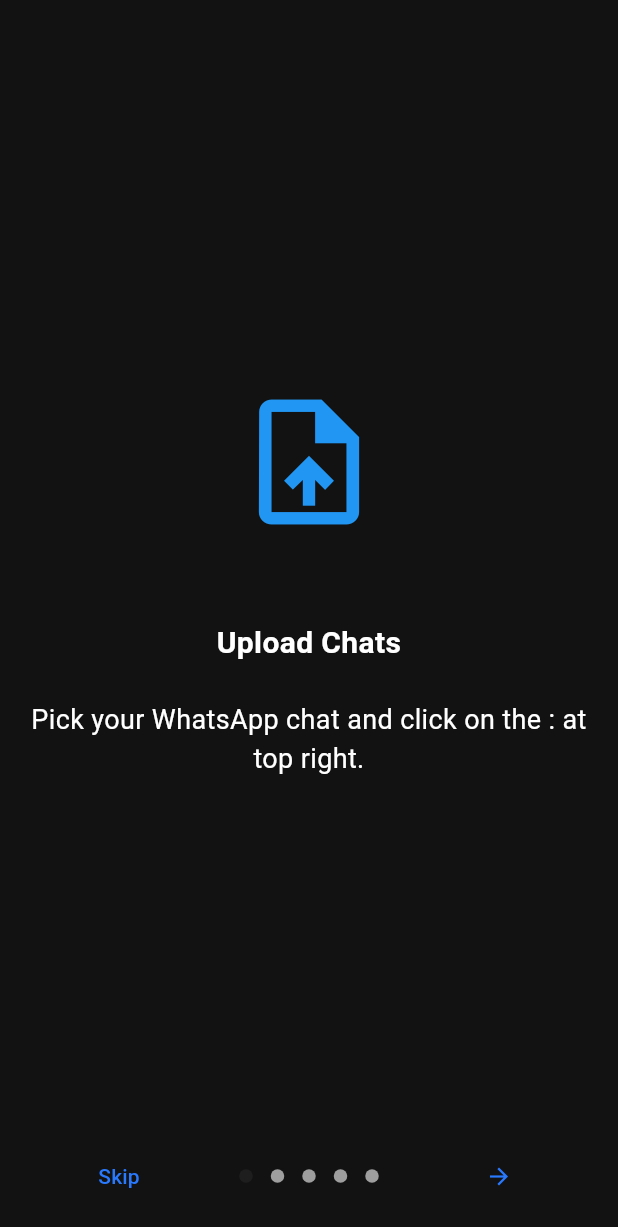
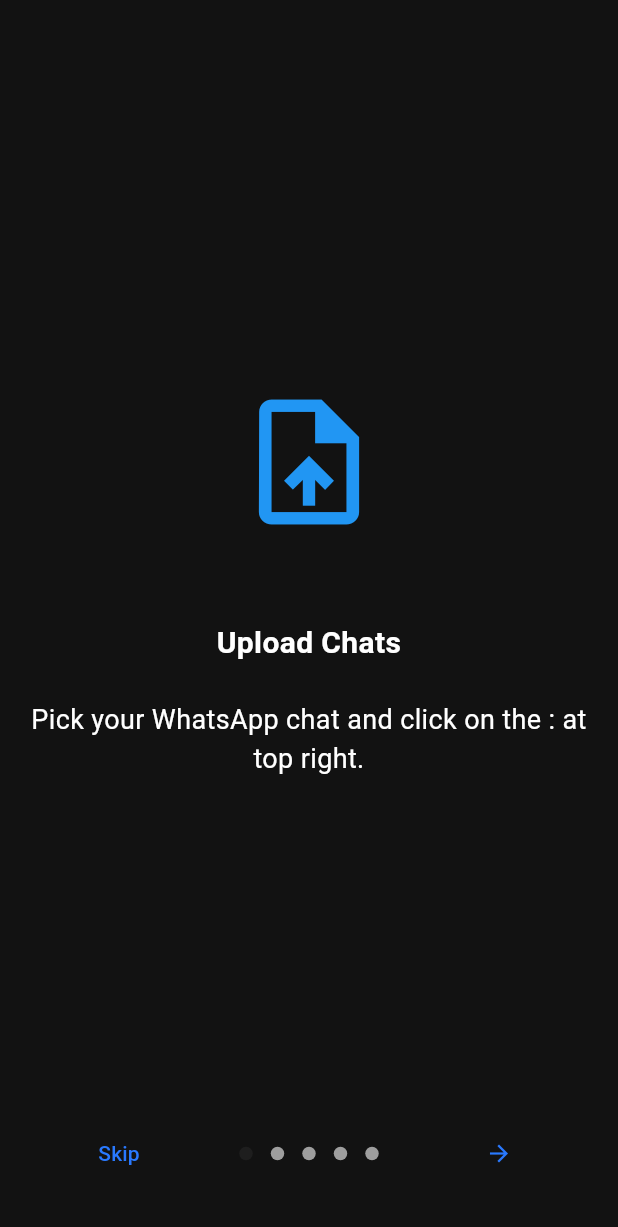
Before and after one commit to My-Mation/rizz-rater, a Flutter app: the screen it shows after launch, on a phone screen of 412 x 824 dp. Shown: the top 1227 px of the screen. Run offline on Flutter 3.47's test engine with Material 3 defaults, Android fonts, the light colour scheme and no system bars; drawn by our look-alikes of introduction_screen; our stand-ins replace animated_splash_screen, device_info_plus, file_picker, flutter_dotenv, flutter_markdown, permission_handler and 1 more.

Commit message:
major update 2

```diff
--- a/lib/pages/onboarding_page.dart
+++ b/lib/pages/onboarding_page.dart
@@ -14,6 +14,7 @@
   @override
   Widget build(BuildContext context) {
     return IntroductionScreen(
+      controlsMargin: const EdgeInsets.only(bottom: 15.0),
       pages: [
         PageViewModel(
           title: "Upload Chats",
```
